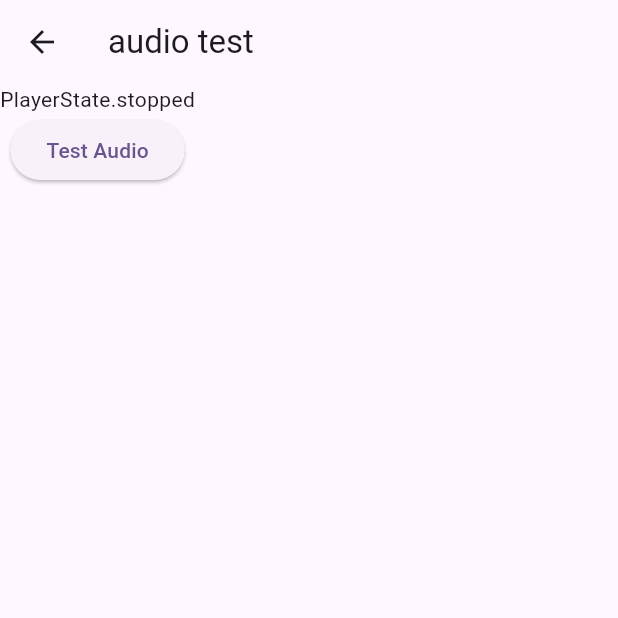
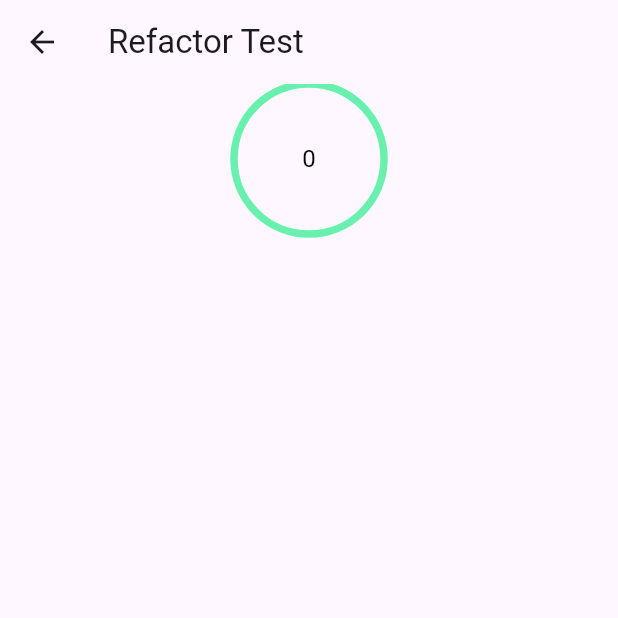
Before and after one commit to bart314/WasTimer, a Flutter app: the TestScreen screen opened directly, on a phone screen of 412 x 824 dp, the top half of it. Run offline on Flutter 3.47's test engine with Material 3 defaults, Android fonts, the phone set to English and light mode, and no system bars; drawn by our look-alikes of circular_countdown_timer; our stand-ins replace audioplayers, numberpicker, shared_preferences; missing offline and left inert: wheel_picker; accounts and stored records are empty.

Commit message:
refactoring check, in de trein na dr. MBL

```diff
--- a/lib/main.dart
+++ b/lib/main.dart
@@ -1,4 +1,5 @@
 import 'package:audioplayers/audioplayers.dart';
+import 'package:circular_countdown_timer/circular_countdown_timer.dart';
 import 'package:flutter/material.dart';
 import 'package:provider/provider.dart';
 import 'package:timer_app/providers/color_provider.dart';
@@ -25,8 +26,6 @@ class WasTimer extends StatefulWidget {
 class _WasTimerState extends State<WasTimer> {
   @override
   Widget build(BuildContext context) {
-    final timer = Provider.of<TimerProvider>(context);
-
     return MaterialApp(
       debugShowCheckedModeBanner: false,
       title: 'WAS Timer',
@@ -34,8 +33,8 @@ class _WasTimerState extends State<WasTimer> {
         colorScheme: ColorScheme.fromSeed(seedColor: Colors.deepPurple),
         useMaterial3: true,
       ),
-      home:
-          SetupScreen(), //( screen: 'actie',), //SetupScreen(), //timer.currentScreen,
+      home: SetupScreen(), //TestScreen(),
+      //SetupScreen(), //( screen: 'actie',), //SetupScreen(), //timer.currentScreen,
     );
   }
 }
@@ -48,27 +47,27 @@ class TestScreen extends StatefulWidget {
 }
 
 class _TestScreenState extends State<TestScreen> {
-  AudioPlayer _player = AudioPlayer();
-
-  void initState() {
-    super.initState();
-    //_player.setSource(AssetSource('test.mp3'));
-  }
-
   @override
   Widget build(BuildContext context) {
+    final timeProvider = Provider.of<TimerProvider>(context);
+
     return Scaffold(
-      appBar: AppBar(title: Text('audio test')),
-      body: Column(
-        children: [
-          Text(_player.state.toString()),
-          ElevatedButton(
-            onPressed: () async {
-              await _player.play(AssetSource('sounds/test.mp3'));
-            },
-            child: Text('Test Audio'),
-          ),
-        ],
+      appBar: AppBar(title: Text('Refactor Test')),
+      body: Center(
+        child: Column(
+          children: [
+            // Text(timeProvider.timers[timeProvider.index].type),
+            CircularCountDownTimer(
+              width: 100,
+              height: 100,
+              duration: 10,
+              fillColor: Colors.green,
+              ringColor: Colors.greenAccent,
+              autoStart: true,
+              onComplete: () => timeProvider.nextScreen(),
+            ),
+          ],
+        ),
       ),
     );
   }
--- a/lib/screens/setup_screen.dart
+++ b/lib/screens/setup_screen.dart
@@ -1,8 +1,8 @@
-import 'package:audioplayers/audioplayers.dart';
 import 'package:flutter/material.dart';
 import 'package:provider/provider.dart';
 import 'package:timer_app/config/config.dart';
 import 'package:timer_app/providers/timer_provider.dart';
+import 'package:timer_app/screens/countdown_timer.dart';
 import 'package:timer_app/screens/number_picker.dart';
 
 class SetupScreen extends StatelessWidget {
@@ -55,10 +55,10 @@ class SetupScreen extends StatelessWidget {
       ),
       bottomNavigationBar: BottomNavigationBar(
         onTap: (value) {
-          timeProvider.startTimers();
+          // timeProvider.startTimers();
           Navigator.pushReplacement(
             context,
-            MaterialPageRoute(builder: (context) => timeProvider.currentScreen),
+            MaterialPageRoute(builder: (context) => CountDownTimer()),
           );
         },
         items: [
```
Also changed, not shown: lib/providers/timer_provider.dart (+4 -61 lines), lib/screens/countdown_timer.dart (+24 -23 lines).
